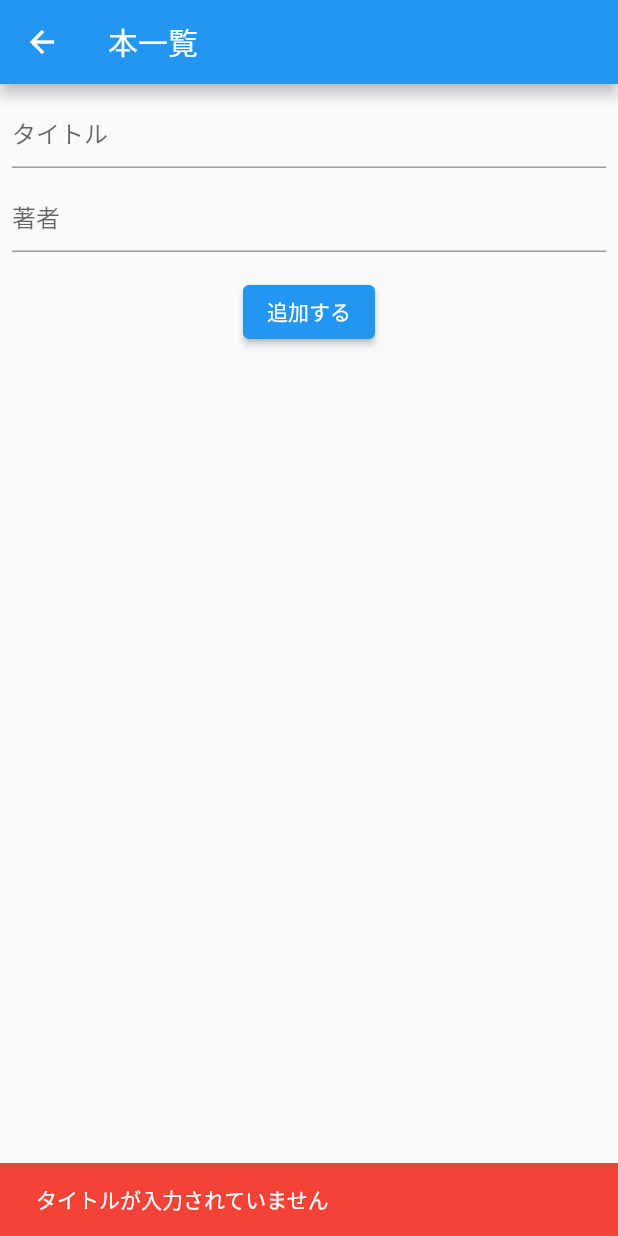
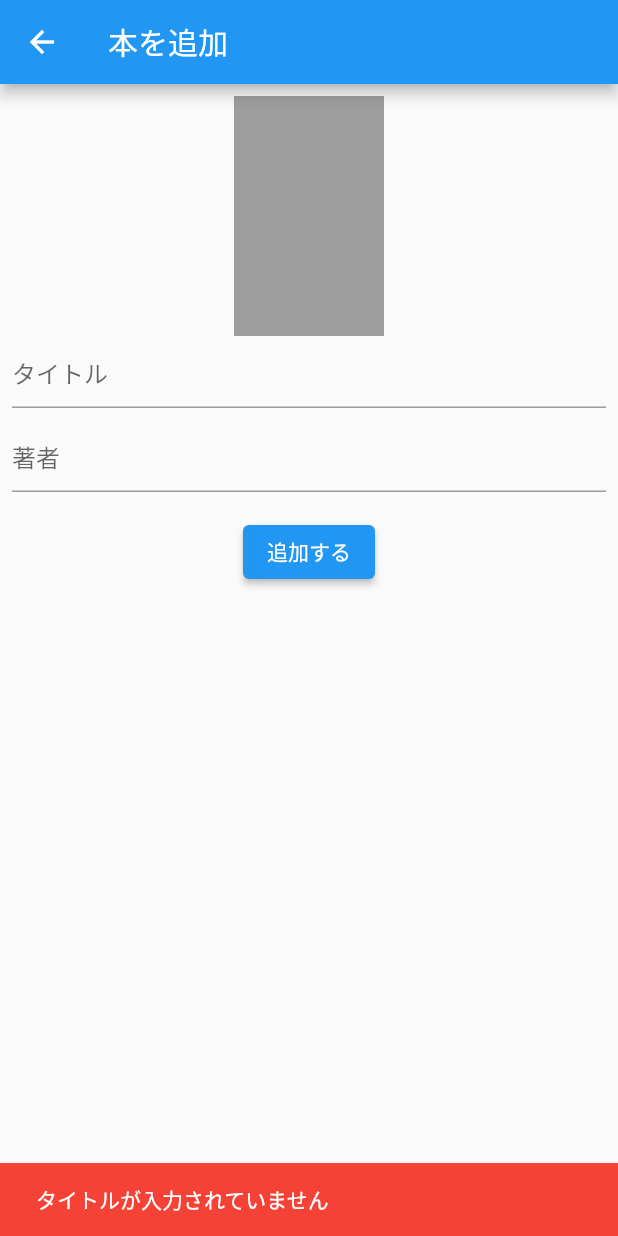
Before and after one commit to kiichi7580/Book_List_Sample, a Flutter app: the AddBookPage screen opened directly, after a tap on "追加する", on a phone screen of 412 x 824 dp. Run offline on Flutter 3.47's test engine with Material 2 defaults, Android fonts, the phone set to English and light mode, and no system bars; our stand-ins replace cloud_firestore, firebase_core, firebase_storage, flutter_slidable, image_picker; accounts and stored records are empty.

Commit message:
画像を追加・表示する機能を実装

```diff
--- a/lib/add_book/add_book_model.dart
+++ b/lib/add_book/add_book_model.dart
@@ -1,9 +1,27 @@
+import 'dart:io';
+
 import 'package:cloud_firestore/cloud_firestore.dart';
+import 'package:firebase_storage/firebase_storage.dart';
 import 'package:flutter/material.dart';
+import 'package:image_picker/image_picker.dart';
 
 class AddBookModel extends ChangeNotifier {
   String? title;
   String? author;
+  File? imageFile;
+  bool isLoding = false;
+
+  final picker = ImagePicker();
+
+  void startLoding() {
+    isLoding = true;
+    notifyListeners();
+  }
+
+  void endLoding() {
+    isLoding = false;
+    notifyListeners();
+  }
 
   Future addBook() async {
     if (title == null || title == "") {
@@ -13,10 +31,33 @@ class AddBookModel extends ChangeNotifier {
       throw '著者が入力されていません';
     }
 
+    final doc = FirebaseFirestore.instance.collection('books').doc();
+
+    String? imgURL;
+
+    if (imageFile != null) {
+      // storageにアップロード
+      final task = await FirebaseStorage.instance
+          .ref('books/${doc.id}')
+          .putFile(imageFile!);
+      imgURL = await task.ref.getDownloadURL();
+
+    }
+
     // firestoreに追加
-    await FirebaseFirestore.instance.collection('books').add({
+    await doc.set({
       'title': title,
       'author': author,
+      'imgURL': imgURL,
     });
   }
+
+  Future pickImage() async {
+    final pickedFile = await picker.pickImage(source: ImageSource.gallery);
+
+    if (pickedFile != null) {
+      imageFile = File(pickedFile.path);
+      notifyListeners();
+    }
+  }
 }
--- a/lib/add_book/add_book_page.dart
+++ b/lib/add_book/add_book_page.dart
@@ -1,11 +1,10 @@
 import 'package:flutter/material.dart';
+import 'package:flutter/rendering.dart';
 import 'package:provider/provider.dart';
 
 import 'add_book_model.dart';
 
 class AddBookPage extends StatelessWidget {
-  const AddBookPage({super.key});
-
 
   @override
   Widget build(BuildContext context) {
@@ -13,14 +12,30 @@ class AddBookPage extends StatelessWidget {
       create: (_) => AddBookModel(),
       child: Scaffold(
         appBar: AppBar(
-          title: const Text('本一覧'),
+          title: const Text('本を追加'),
         ),
         body: Center(
           child: Consumer<AddBookModel>(builder: (context, model, child) {
-            return Padding(
+            return Stack(
+              children: [
+                Padding(
                   padding: const EdgeInsets.all(8.0),
                   child: Column(
                     children: [
+                      GestureDetector(
+                        child: SizedBox(
+                          width: 100,
+                          height: 160,
+                          child: model.imageFile != null
+                              ? Image.file(model.imageFile!)
+                              : Container(color: Colors.grey,
+                          ),
+                        ),
+                        onTap: () async {
+                          print("反応！");
+                          await model.pickImage();
+                        },
+                      ),
                       TextField(
                         decoration: InputDecoration(
                           hintText: 'タイトル',
@@ -44,23 +59,34 @@ class AddBookPage extends StatelessWidget {
                         height: 16,
                       ),
                       ElevatedButton(onPressed: () async {
-                    //処理の追加
+                        //追加の処理
                         try {
+                          model.startLoding();
                           await model.addBook();
                           Navigator.of(context).pop(true);
                         } catch(e) {
+                          print(e);
                           final snackBar = SnackBar(
                             backgroundColor: Colors.red,
                             content: Text(e.toString()),
                           );
                           ScaffoldMessenger.of(context).showSnackBar(snackBar);
+                        } finally {
+                          model.endLoding();
                         }
-
-
                         }, child: Text('追加する'),
                       ),
                     ],
                   ),
+                ),
+                if (model.isLoding)
+                  Container(
+                    color: Colors.black54,
+                    child: Center(
+                      child: CircularProgressIndicator(),
+                    ),
+                  )
+              ],
             );
           }),
         ),
--- a/lib/domain/book.dart
+++ b/lib/domain/book.dart
@@ -1,7 +1,8 @@
 
 class Book {
-  Book(this.id, this.title, this.author);
+  Book(this.id, this.title, this.author, this.imgURL);
   String id;
   String title;
   String author;
+  String? imgURL;
 }
--- a/pubspec.yaml
+++ b/pubspec.yaml
@@ -39,6 +39,11 @@ dependencies:
   cloud_firestore: ^4.12.0
   provider: ^6.1.0
   flutter_slidable: ^3.0.1
+  firebase_storage: ^11.5.0
+  image_picker: ^1.0.4
+
+
+
 
 dev_dependencies:
   pedantic_mono: any
```
Also changed, not shown: lib/book_list/book_list_model.dart (+15 -7 lines), lib/book_list/book_list_page.dart (+56 -9 lines), pubspec.lock, 9 other files. Lines whose indentation alone changed are shown as unchanged.
